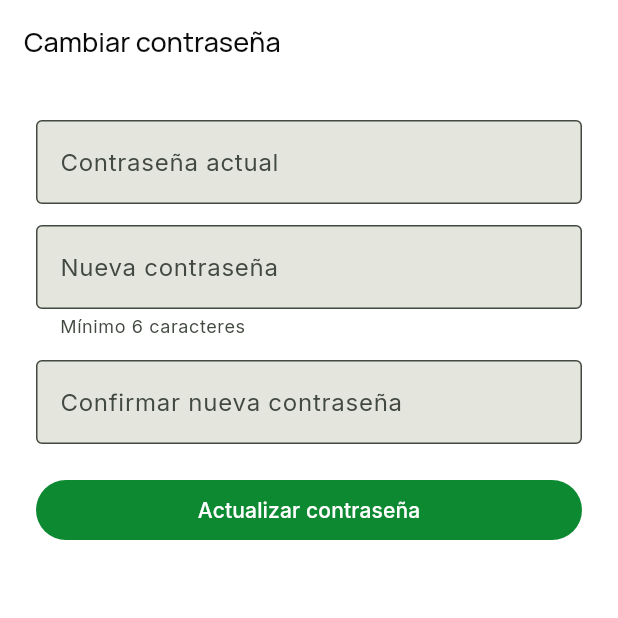
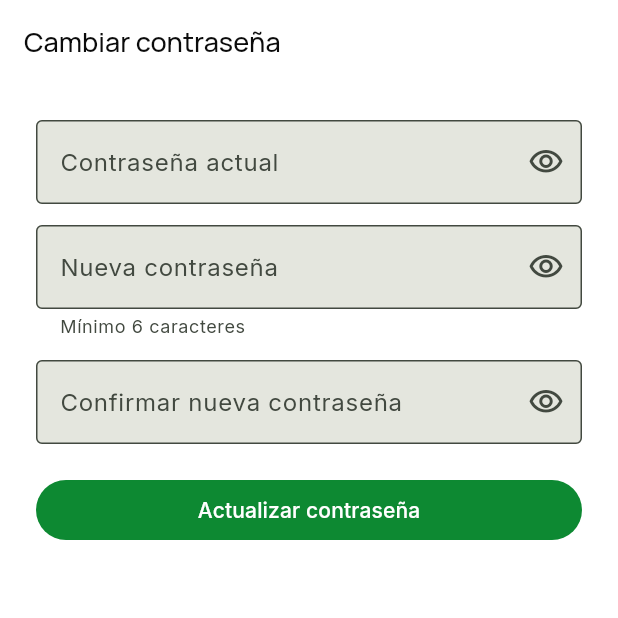
Before and after one commit to tatiana1104/handplay_demo, a Flutter app: the ChangePasswordScreen screen opened by its route, on a phone screen of 412 x 824 dp, the top half of it. Run offline on Flutter 3.47's test engine with Material 3 defaults, Android fonts, the phone set to English and light mode, and no system bars; our stand-ins replace cloud_firestore, dartz, equatable, firebase_auth, firebase_core, firebase_messaging and 5 more; accounts and stored records are empty.

Commit message:
Add password visibility toggles

```diff
--- a/lib/features/auth/presentation/screens/login_screen.dart
+++ b/lib/features/auth/presentation/screens/login_screen.dart
@@ -19,6 +19,7 @@ class LoginScreen extends StatefulWidget {
 class _LoginScreenState extends State<LoginScreen> {
   final _email = TextEditingController();
   final _password = TextEditingController();
+  bool _showPassword = false;
 
   @override
   void dispose() {
@@ -62,7 +63,7 @@ class _LoginScreenState extends State<LoginScreen> {
                       const SizedBox(height: 28),
                       TextField(controller: _email, enabled: !loading, keyboardType: TextInputType.emailAddress, decoration: const InputDecoration(labelText: 'Correo electrónico')),
                       const SizedBox(height: 18),
-                      TextField(controller: _password, enabled: !loading, obscureText: true, decoration: const InputDecoration(labelText: 'Contraseña')),
+                      TextField(controller: _password, enabled: !loading, obscureText: !_showPassword, decoration: InputDecoration(labelText: 'Contraseña', suffixIcon: IconButton(tooltip: _showPassword ? 'Ocultar contraseña' : 'Mostrar contraseña', onPressed: () => setState(() => _showPassword = !_showPassword), icon: Icon(_showPassword ? Icons.visibility_off_outlined : Icons.visibility_outlined)))),
                       Align(alignment: Alignment.centerRight, child: TextButton(onPressed: loading ? null : () => context.go(RouteNames.recoverPassword), child: const Text('¿Olvidaste tu contraseña?'))),
                       const SizedBox(height: 10),
                       FilledButton(
--- a/lib/features/auth/presentation/screens/profile_edit_screen.dart
+++ b/lib/features/auth/presentation/screens/profile_edit_screen.dart
@@ -102,6 +102,9 @@ class _ChangePasswordScreenState extends State<ChangePasswordScreen> {
   final _next = TextEditingController();
   final _confirmation = TextEditingController();
   bool _saving = false;
+  bool _showCurrent = false;
+  bool _showNext = false;
+  bool _showConfirmation = false;
 
   @override
   void dispose() {
@@ -133,11 +136,11 @@ class _ChangePasswordScreenState extends State<ChangePasswordScreen> {
   Widget build(BuildContext context) => Scaffold(
     appBar: AppBar(title: const Text('Cambiar contraseña')),
     body: ListView(padding: const EdgeInsets.all(24), children: [
-      TextField(controller: _current, obscureText: true, decoration: const InputDecoration(labelText: 'Contraseña actual', border: OutlineInputBorder())),
+      TextField(controller: _current, obscureText: !_showCurrent, decoration: InputDecoration(labelText: 'Contraseña actual', border: const OutlineInputBorder(), suffixIcon: IconButton(tooltip: _showCurrent ? 'Ocultar contraseña' : 'Mostrar contraseña', onPressed: () => setState(() => _showCurrent = !_showCurrent), icon: Icon(_showCurrent ? Icons.visibility_off_outlined : Icons.visibility_outlined)))),
       const SizedBox(height: 14),
-      TextField(controller: _next, obscureText: true, decoration: const InputDecoration(labelText: 'Nueva contraseña', helperText: 'Mínimo 6 caracteres', border: OutlineInputBorder())),
+      TextField(controller: _next, obscureText: !_showNext, decoration: InputDecoration(labelText: 'Nueva contraseña', helperText: 'Mínimo 6 caracteres', border: const OutlineInputBorder(), suffixIcon: IconButton(tooltip: _showNext ? 'Ocultar contraseña' : 'Mostrar contraseña', onPressed: () => setState(() => _showNext = !_showNext), icon: Icon(_showNext ? Icons.visibility_off_outlined : Icons.visibility_outlined)))),
       const SizedBox(height: 14),
-      TextField(controller: _confirmation, obscureText: true, decoration: const InputDecoration(labelText: 'Confirmar nueva contraseña', border: OutlineInputBorder())),
+      TextField(controller: _confirmation, obscureText: !_showConfirmation, decoration: InputDecoration(labelText: 'Confirmar nueva contraseña', border: const OutlineInputBorder(), suffixIcon: IconButton(tooltip: _showConfirmation ? 'Ocultar contraseña' : 'Mostrar contraseña', onPressed: () => setState(() => _showConfirmation = !_showConfirmation), icon: Icon(_showConfirmation ? Icons.visibility_off_outlined : Icons.visibility_outlined)))),
       const SizedBox(height: 20),
       FilledButton(onPressed: _saving ? null : _change, child: Text(_saving ? 'Actualizando...' : 'Actualizar contraseña')),
     ]),
--- a/lib/features/auth/presentation/screens/register_screen.dart
+++ b/lib/features/auth/presentation/screens/register_screen.dart
@@ -20,6 +20,8 @@ class _RegisterScreenState extends State<RegisterScreen> {
   final _email = TextEditingController();
   final _password = TextEditingController();
   final _confirmation = TextEditingController();
+  bool _showPassword = false;
+  bool _showConfirmation = false;
 
   @override
   void dispose() {
@@ -77,9 +79,9 @@ class _RegisterScreenState extends State<RegisterScreen> {
               const SizedBox(height: 18),
               TextField(controller: _email, enabled: !loading, keyboardType: TextInputType.emailAddress, decoration: const InputDecoration(labelText: 'Correo electrónico')),
               const SizedBox(height: 18),
-              TextField(controller: _password, enabled: !loading, obscureText: true, decoration: const InputDecoration(labelText: 'Contraseña')),
+              TextField(controller: _password, enabled: !loading, obscureText: !_showPassword, decoration: InputDecoration(labelText: 'Contraseña', suffixIcon: IconButton(tooltip: _showPassword ? 'Ocultar contraseña' : 'Mostrar contraseña', onPressed: () => setState(() => _showPassword = !_showPassword), icon: Icon(_showPassword ? Icons.visibility_off_outlined : Icons.visibility_outlined)))),
               const SizedBox(height: 18),
-              TextField(controller: _confirmation, enabled: !loading, obscureText: true, decoration: const InputDecoration(labelText: 'Confirmar contraseña')),
+              TextField(controller: _confirmation, enabled: !loading, obscureText: !_showConfirmation, decoration: InputDecoration(labelText: 'Confirmar contraseña', suffixIcon: IconButton(tooltip: _showConfirmation ? 'Ocultar contraseña' : 'Mostrar contraseña', onPressed: () => setState(() => _showConfirmation = !_showConfirmation), icon: Icon(_showConfirmation ? Icons.visibility_off_outlined : Icons.visibility_outlined)))),
               const SizedBox(height: 24),
               FilledButton(
                 onPressed: loading ? null : () => _register(context),
```
